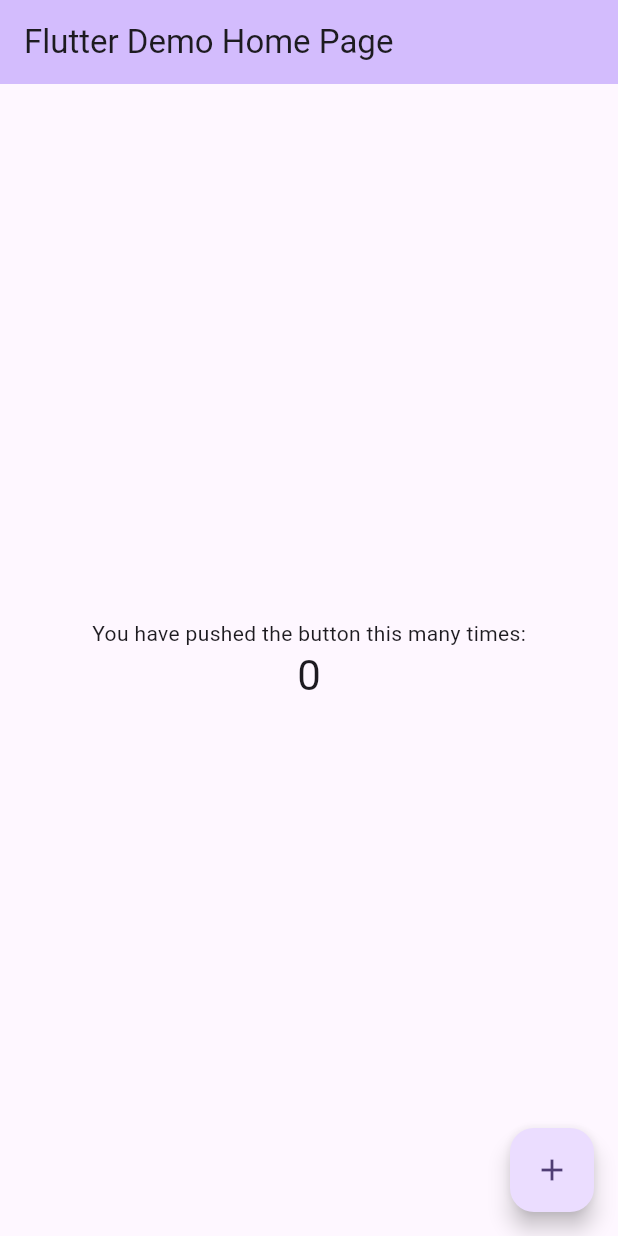
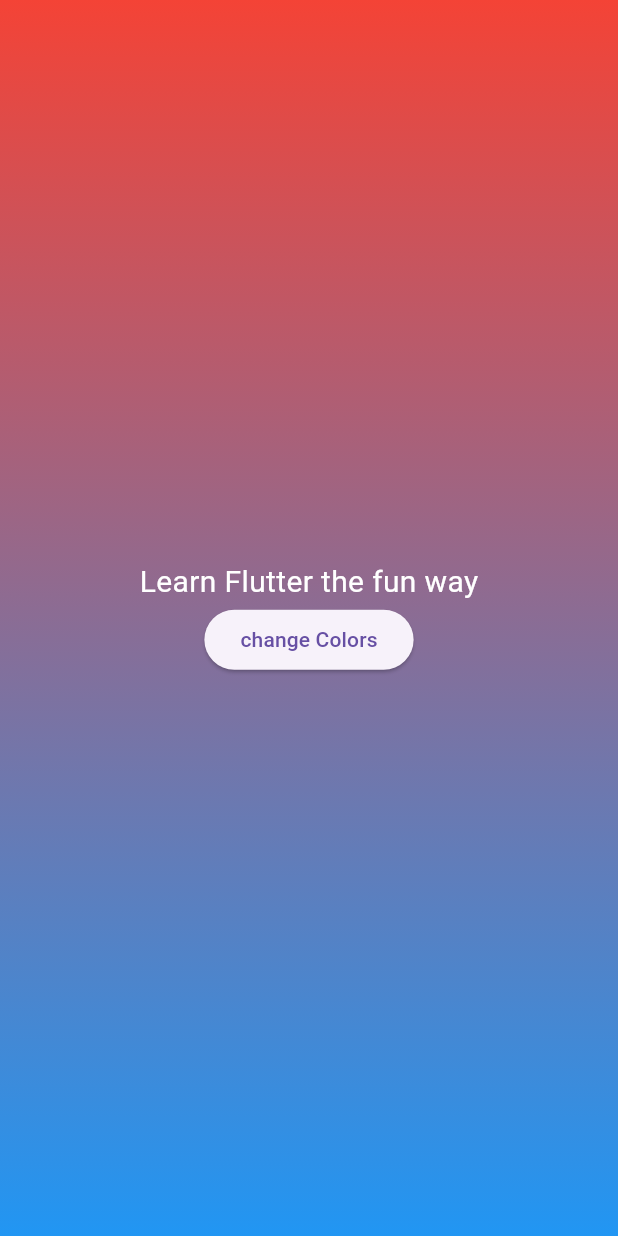
Before and after one commit to auza0002/quiz_app_flutter, a Flutter app: the screen it shows after launch, on a phone screen of 412 x 824 dp. Run offline on Flutter 3.47's test engine with Material 3 defaults, Android fonts, the phone set to English and light mode, and no system bars.

Commit message:
change color function and button

```diff
--- /dev/null
+++ b/lib/app.dart
@@ -0,0 +1,17 @@
+import 'dart:ui';
+
+import 'package:flutter/material.dart';
+import 'package:quiz_app/widgets/gradient_container.dart';
+
+class App extends StatelessWidget {
+  const App({super.key});
+
+  @override
+  Widget build(BuildContext context) {
+    return const MaterialApp(
+      home: Scaffold(
+        body: GradientContainer(),
+      ),
+    );
+  }
+}
--- a/lib/main.dart
+++ b/lib/main.dart
@@ -1,4 +1,5 @@
 import 'package:flutter/material.dart';
+import 'package:quiz_app/app.dart';
 
 void main() {
   runApp(const MyApp());
@@ -7,119 +8,8 @@ void main() {
 class MyApp extends StatelessWidget {
   const MyApp({super.key});
 
-  // This widget is the root of your application.
   @override
   Widget build(BuildContext context) {
-    return MaterialApp(
-      title: 'Flutter Demo',
-      theme: ThemeData(
-        // This is the theme of your application.
-        //
-        // TRY THIS: Try running your application with "flutter run". You'll see
-        // the application has a purple toolbar. Then, without quitting the app,
-        // try changing the seedColor in the colorScheme below to Colors.green
-        // and then invoke "hot reload" (save your changes or press the "hot
-        // reload" button in a Flutter-supported IDE, or press "r" if you used
-        // the command line to start the app).
-        //
-        // Notice that the counter didn't reset back to zero; the application
-        // state is not lost during the reload. To reset the state, use hot
-        // restart instead.
-        //
-        // This works for code too, not just values: Most code changes can be
-        // tested with just a hot reload.
-        colorScheme: ColorScheme.fromSeed(seedColor: Colors.deepPurple),
-        useMaterial3: true,
-      ),
-      home: const MyHomePage(title: 'Flutter Demo Home Page'),
-    );
+    return const App();
   }
 }
-
-class MyHomePage extends StatefulWidget {
-  const MyHomePage({super.key, required this.title});
-
-  // This widget is the home page of your application. It is stateful, meaning
-  // that it has a State object (defined below) that contains fields that affect
-  // how it looks.
-
-  // This class is the configuration for the state. It holds the values (in this
-  // case the title) provided by the parent (in this case the App widget) and
-  // used by the build method of the State. Fields in a Widget subclass are
-  // always marked "final".
-
-  final String title;
-
-  @override
-  State<MyHomePage> createState() => _MyHomePageState();
-}
-
-class _MyHomePageState extends State<MyHomePage> {
-  int _counter = 0;
-
-  void _incrementCounter() {
-    setState(() {
-      // This call to setState tells the Flutter framework that something has
-      // changed in this State, which causes it to rerun the build method below
-      // so that the display can reflect the updated values. If we changed
-      // _counter without calling setState(), then the build method would not be
-      // called again, and so nothing would appear to happen.
-      _counter++;
-    });
-  }
-
-  @override
-  Widget build(BuildContext context) {
-    // This method is rerun every time setState is called, for instance as done
-    // by the _incrementCounter method above.
-    //
-    // The Flutter framework has been optimized to make rerunning build methods
-    // fast, so that you can just rebuild anything that needs updating rather
-    // than having to individually change instances of widgets.
-    return Scaffold(
-      appBar: AppBar(
-        // TRY THIS: Try changing the color here to a specific color (to
-        // Colors.amber, perhaps?) and trigger a hot reload to see the AppBar
-        // change color while the other colors stay the same.
-        backgroundColor: Theme.of(context).colorScheme.inversePrimary,
-        // Here we take the value from the MyHomePage object that was created by
-        // the App.build method, and use it to set our appbar title.
-        title: Text(widget.title),
-      ),
-      body: Center(
-        // Center is a layout widget. It takes a single child and positions it
-        // in the middle of the parent.
-        child: Column(
-          // Column is also a layout widget. It takes a list of children and
-          // arranges them vertically. By default, it sizes itself to fit its
-          // children horizontally, and tries to be as tall as its parent.
-          //
-          // Column has various properties to control how it sizes itself and
-          // how it positions its children. Here we use mainAxisAlignment to
-          // center the children vertically; the main axis here is the vertical
-          // axis because Columns are vertical (the cross axis would be
-          // horizontal).
-          //
-          // TRY THIS: Invoke "debug painting" (choose the "Toggle Debug Paint"
-          // action in the IDE, or press "p" in the console), to see the
-          // wireframe for each widget.
-          mainAxisAlignment: MainAxisAlignment.center,
-          children: <Widget>[
-            const Text(
-              'You have pushed the button this many times:',
-            ),
-            Text(
-              '$_counter',
-              style: Theme.of(context).textTheme.headlineMedium,
-            ),
-          ],
-        ),
-      ),
-      floatingActionButton: FloatingActionButton(
-        onPressed: _incrementCounter,
-        tooltip: 'Increment',
-        child: const Icon(Icons.add),
-      ), // This trailing comma makes auto-formatting nicer for build methods.
-    );
-  }
-}
--- /dev/null
+++ b/lib/widgets/gradient_container.dart
@@ -0,0 +1,49 @@
+import 'package:flutter/material.dart';
+
+class GradientContainer extends StatefulWidget {
+  const GradientContainer({super.key});
+
+  @override
+  State<GradientContainer> createState() => _GradientContainerState();
+}
+
+class _GradientContainerState extends State<GradientContainer> {
+  Color _colorTop = Colors.red;
+  Color _colorBottom = Colors.blue;
+
+  void changeColor() {
+    // setState(() {
+
+    // });
+  }
+
+  @override
+  Widget build(BuildContext context) {
+    return Container(
+      decoration: BoxDecoration(
+        gradient: LinearGradient(
+          begin: Alignment.topCenter,
+          end: Alignment.bottomCenter,
+          colors: [_colorTop, _colorBottom],
+        ),
+      ),
+      child: SafeArea(
+        child: Center(
+          child: Column(
+            mainAxisSize: MainAxisSize.min,
+            children: [
+              const Text(
+                "Learn Flutter the fun way",
+                style: TextStyle(fontSize: 20, color: Colors.white),
+              ),
+              ElevatedButton(
+                onPressed: changeColor,
+                child: const Text("change Colors"),
+              ),
+            ],
+          ),
+        ),
+      ),
+    );
+  }
+}
```
Also changed, not shown: pubspec.yaml (+4 -6 lines), assets/images/quiz-logo.png (added).
